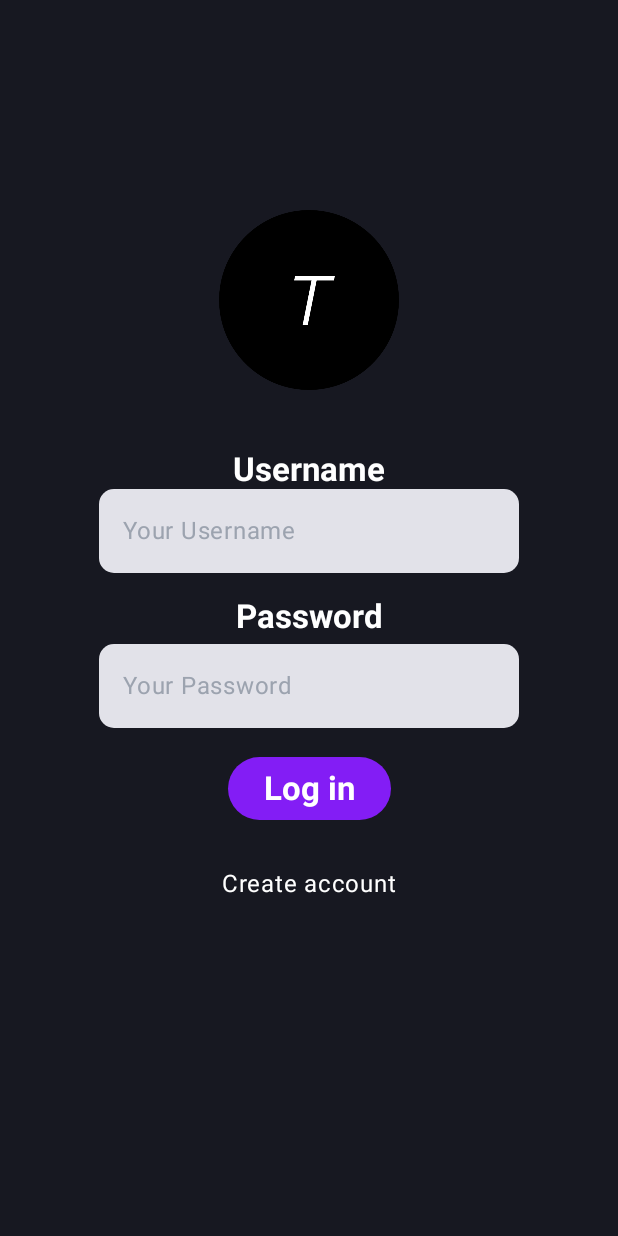
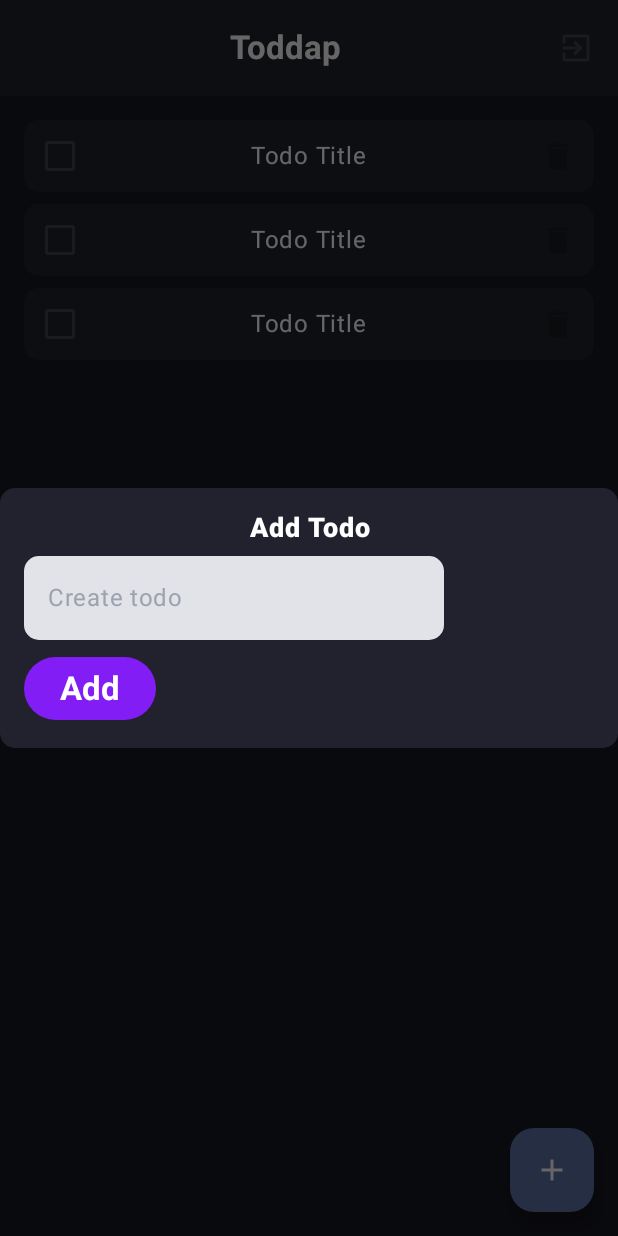
Before and after one commit to OscarVillanueva/android-fast-api, an Android app built with Jetpack Compose: the screen it shows after launch (MainActivity), after a tap on "Log in", on a phone screen of 412 x 824 dp. Run offline under Robolectric (Android 15) with nearby library versions, the phone set to English and light mode, and no system bars.

Commit message:
feat(HomeView): add the home view that will show the todos and button to add todos

```diff
--- a/client/app/src/main/java/com/alpha/myapplication/MainActivity.kt
+++ b/client/app/src/main/java/com/alpha/myapplication/MainActivity.kt
@@ -13,9 +13,11 @@ import androidx.navigation.compose.NavHost
 import androidx.navigation.compose.composable
 import androidx.navigation.compose.rememberNavController
 import com.alpha.myapplication.routes.CreateAccountRoute
+import com.alpha.myapplication.routes.HomeRoute
 import com.alpha.myapplication.routes.LoginFormRoute
 import com.alpha.myapplication.ui.theme.MyApplicationTheme
 import com.alpha.myapplication.views.CreateAccountActivity
+import com.alpha.myapplication.views.HomeView
 import com.alpha.myapplication.views.LoginForm
 
 class MainActivity : ComponentActivity() {
@@ -45,6 +47,9 @@ class MainActivity : ComponentActivity() {
                     composable<CreateAccountRoute> {
                         CreateAccountActivity(navController = navController)
                     }
+                    composable<HomeRoute> {
+                        HomeView(navController = navController)
+                    }
                 }
 
             }
--- /dev/null
+++ b/client/app/src/main/java/com/alpha/myapplication/components/CreateTodoDialog.kt
@@ -0,0 +1,69 @@
+package com.alpha.myapplication.components
+
+
+import androidx.compose.foundation.background
+import androidx.compose.foundation.layout.Column
+import androidx.compose.foundation.layout.fillMaxWidth
+import androidx.compose.foundation.layout.padding
+import androidx.compose.foundation.shape.RoundedCornerShape
+import androidx.compose.material3.AlertDialog
+import androidx.compose.material3.Button
+import androidx.compose.material3.ExperimentalMaterial3Api
+import androidx.compose.material3.MaterialTheme
+import androidx.compose.material3.Text
+import androidx.compose.runtime.Composable
+import androidx.compose.runtime.getValue
+import androidx.compose.runtime.mutableStateOf
+import androidx.compose.runtime.remember
+import androidx.compose.runtime.setValue
+import androidx.compose.ui.Modifier
+import androidx.compose.ui.draw.clip
+import androidx.compose.ui.graphics.Color
+import androidx.compose.ui.text.font.FontWeight
+import androidx.compose.ui.text.style.TextAlign
+import androidx.compose.ui.unit.dp
+import androidx.compose.ui.unit.sp
+
+@OptIn(ExperimentalMaterial3Api::class)
+@Composable
+fun CreateTodoDialog() {
+    var todo by remember {
+        mutableStateOf("")
+    }
+
+    AlertDialog(onDismissRequest = { /*TODO*/ }) {
+        Column(
+            modifier = Modifier
+                .clip(
+                    RoundedCornerShape(10.dp)
+                )
+                .fillMaxWidth()
+                .background(Color(0xFF21222D))
+                .padding(16.dp)
+        ) {
+            Text(
+                modifier = Modifier
+                    .fillMaxWidth()
+                    .padding(0.dp, 0.dp, 0.dp, 8.dp),
+                text = "Add Todo",
+                style = MaterialTheme.typography.bodyLarge,
+                fontSize = 18.sp,
+                fontWeight = FontWeight.Black,
+                textAlign = TextAlign.Center
+            )
+
+            AlphaTextField(
+                value = todo,
+                placeholder = "Create todo"
+            ) {
+                todo = it
+            }
+
+            AlphaPrimaryButton(
+                title = "Add",
+                modifier = Modifier.padding(0.dp, 8.dp, 0.dp, 0.dp)) {
+
+            }
+        }
+    }
+}
--- /dev/null
+++ b/client/app/src/main/java/com/alpha/myapplication/components/Todo.kt
@@ -0,0 +1,39 @@
+package com.alpha.myapplication.components
+
+import androidx.compose.foundation.background
+import androidx.compose.foundation.layout.Arrangement
+import androidx.compose.foundation.layout.Row
+import androidx.compose.foundation.layout.fillMaxWidth
+import androidx.compose.foundation.shape.RoundedCornerShape
+import androidx.compose.material.icons.Icons
+import androidx.compose.material.icons.filled.Delete
+import androidx.compose.material3.Checkbox
+import androidx.compose.material3.Icon
+import androidx.compose.material3.IconButton
+import androidx.compose.material3.Text
+import androidx.compose.runtime.Composable
+import androidx.compose.ui.Alignment
+import androidx.compose.ui.Modifier
+import androidx.compose.ui.draw.clip
+import androidx.compose.ui.graphics.Color
+import androidx.compose.ui.unit.dp
+
+@Composable
+fun Todo() {
+    Row (
+        horizontalArrangement = Arrangement.SpaceBetween,
+        verticalAlignment = Alignment.CenterVertically,
+        modifier = Modifier
+            .clip(
+                RoundedCornerShape(size = 10.dp)
+            )
+            .fillMaxWidth()
+            .background(color = Color(0xFF21222D))
+    ){
+        Checkbox(checked = false, onCheckedChange = {  })
+        Text(text = "Todo Title")
+        IconButton(onClick = { /*TODO*/ }) {
+            Icon(imageVector = Icons.Filled.Delete, contentDescription = "Delete todo")
+        }
+    }
+}
--- /dev/null
+++ b/client/app/src/main/java/com/alpha/myapplication/routes/HomeRoute.kt
@@ -0,0 +1,7 @@
+package com.alpha.myapplication.routes
+
+import kotlinx.serialization.Serializable
+
+@Serializable
+object HomeRoute {
+}
--- a/client/app/src/main/java/com/alpha/myapplication/views/CreateAccountActivity.kt
+++ b/client/app/src/main/java/com/alpha/myapplication/views/CreateAccountView.kt
@@ -1,8 +1,6 @@
 package com.alpha.myapplication.views
 
-import androidx.compose.foundation.layout.Arrangement
 import androidx.compose.foundation.layout.Column
-import androidx.compose.foundation.layout.Row
 import androidx.compose.foundation.layout.fillMaxSize
 import androidx.compose.foundation.layout.fillMaxWidth
 import androidx.compose.foundation.layout.padding
@@ -15,6 +13,7 @@ import androidx.compose.material3.MaterialTheme
 import androidx.compose.material3.Scaffold
 import androidx.compose.material3.Surface
 import androidx.compose.material3.Text
+import androidx.compose.material3.TextButton
 import androidx.compose.material3.TopAppBar
 import androidx.compose.material3.TopAppBarDefaults
 import androidx.compose.runtime.Composable
@@ -22,6 +21,7 @@ import androidx.compose.runtime.getValue
 import androidx.compose.runtime.mutableStateOf
 import androidx.compose.runtime.remember
 import androidx.compose.runtime.setValue
+import androidx.compose.ui.Alignment
 import androidx.compose.ui.Modifier
 import androidx.compose.ui.graphics.Color
 import androidx.compose.ui.text.input.PasswordVisualTransformation
@@ -120,12 +120,21 @@ fun CreateAccountActivity(navController: NavController) {
                     repeatedPassword = it
                 }
 
-                Row (
-                    modifier = Modifier.fillMaxWidth().padding(horizontal = 0.dp, vertical = 16.dp),
-                    horizontalArrangement = Arrangement.Center
+                Column (
+                    modifier = Modifier
+                        .fillMaxWidth()
+                        .padding(horizontal = 0.dp, vertical = 16.dp),
+                    horizontalAlignment = Alignment.CenterHorizontally
                 ){
                     AlphaPrimaryButton(title = "Create Account") {
                         navController.navigate(LoginFormRoute)
+                    }
+
+                    TextButton(onClick = { navController.navigate(LoginFormRoute) }) {
+                        Text(
+                            text = "I have an account",
+                            style = MaterialTheme.typography.bodyLarge
+                        )
                     }
                 }
             }
--- /dev/null
+++ b/client/app/src/main/java/com/alpha/myapplication/views/HomeView.kt
@@ -0,0 +1,102 @@
+package com.alpha.myapplication.views
+
+import androidx.compose.foundation.background
+import androidx.compose.foundation.layout.Arrangement
+import androidx.compose.foundation.layout.Box
+import androidx.compose.foundation.layout.Column
+import androidx.compose.foundation.layout.Row
+import androidx.compose.foundation.layout.fillMaxSize
+import androidx.compose.foundation.layout.fillMaxWidth
+import androidx.compose.foundation.layout.imePadding
+import androidx.compose.foundation.layout.padding
+import androidx.compose.foundation.rememberScrollState
+import androidx.compose.foundation.shape.RoundedCornerShape
+import androidx.compose.foundation.verticalScroll
+import androidx.compose.material.icons.Icons
+import androidx.compose.material.icons.filled.Add
+import androidx.compose.material.icons.filled.ArrowBack
+import androidx.compose.material.icons.filled.Delete
+import androidx.compose.material.icons.filled.ExitToApp
+import androidx.compose.material3.Checkbox
+import androidx.compose.material3.ExperimentalMaterial3Api
+import androidx.compose.material3.FloatingActionButton
+import androidx.compose.material3.Icon
+import androidx.compose.material3.IconButton
+import androidx.compose.material3.Scaffold
+import androidx.compose.material3.Surface
+import androidx.compose.material3.Text
+import androidx.compose.material3.TopAppBar
+import androidx.compose.material3.TopAppBarDefaults
+import androidx.compose.runtime.Composable
+import androidx.compose.ui.Alignment
+import androidx.compose.ui.Modifier
+import androidx.compose.ui.draw.clip
+import androidx.compose.ui.geometry.CornerRadius
+import androidx.compose.ui.graphics.Color
+import androidx.compose.ui.text.style.TextAlign
+import androidx.compose.ui.unit.dp
+import androidx.navigation.NavController
+import com.alpha.myapplication.components.CreateTodoDialog
+import com.alpha.myapplication.components.Todo
+import com.alpha.myapplication.routes.LoginFormRoute
+
+@OptIn(ExperimentalMaterial3Api::class)
+@Composable
+fun HomeView(navController: NavController) {
+    Scaffold(
+        topBar = {
+            TopAppBar(
+                colors = TopAppBarDefaults.topAppBarColors(
+                    containerColor = Color(0xFF21222D)
+                ),
+                title = {
+                    Text(
+                        text = "Toddap",
+                        modifier = Modifier.fillMaxWidth(),
+                        textAlign = TextAlign.Center
+                    )
+                },
+                actions = {
+                    IconButton(onClick = { navController.navigate(LoginFormRoute) }) {
+                        Icon(imageVector = Icons.Filled.ExitToApp, contentDescription = "Logout")
+                    }
+                }
+            )
+        }
+    ){
+        Surface(
+            modifier = Modifier
+                .fillMaxSize()
+                .padding(it),
+            color = Color(0xFF171821)
+        ) {
+            Column(
+                verticalArrangement = Arrangement.spacedBy(8.dp),
+                modifier = Modifier
+                    .padding(horizontal = 16.dp, vertical = 16.dp)
+                    .verticalScroll(rememberScrollState())
+            ) {
+                Todo()
+                Todo()
+                Todo()
+            }
+
+            CreateTodoDialog()
+
+            Box(
+                modifier = Modifier
+                    .fillMaxSize()
+                    .imePadding()
+            ) {
+                FloatingActionButton(
+                    onClick = {  },
+                    modifier = Modifier
+                        .align(Alignment.BottomEnd)
+                        .padding(16.dp)
+                ) {
+                    Icon(imageVector = Icons.Filled.Add, contentDescription = "Add Todo")
+                }
+            }
+        }
+    }
+}
--- a/client/app/src/main/java/com/alpha/myapplication/views/LoginForm.kt
+++ b/client/app/src/main/java/com/alpha/myapplication/views/LoginView.kt
@@ -1,6 +1,5 @@
 package com.alpha.myapplication.views
 
-import android.util.Log
 import androidx.compose.foundation.Image
 import androidx.compose.foundation.layout.Column
 import androidx.compose.foundation.layout.Spacer
@@ -9,7 +8,6 @@ import androidx.compose.foundation.layout.size
 import androidx.compose.material3.MaterialTheme
 import androidx.compose.material3.Text
 import androidx.compose.material3.TextButton
-import androidx.compose.material3.TextField
 import androidx.compose.runtime.Composable
 import androidx.compose.runtime.getValue
 import androidx.compose.runtime.mutableStateOf
@@ -25,6 +23,7 @@ import com.alpha.myapplication.R
 import com.alpha.myapplication.components.AlphaPrimaryButton
 import com.alpha.myapplication.components.AlphaTextField
 import com.alpha.myapplication.routes.CreateAccountRoute
+import com.alpha.myapplication.routes.HomeRoute
 
 @Composable
 fun LoginForm(modifier: Modifier = Modifier, navController: NavController) {
@@ -74,7 +73,7 @@ fun LoginForm(modifier: Modifier = Modifier, navController: NavController) {
             title = "Log in",
             modifier = modifier.padding(horizontal = 0.dp, vertical = 16.dp)
         ) {
-            Log.d("Login Form", "login click")
+            navController.navigate(HomeRoute)
         }
 
         TextButton(onClick = {
```
